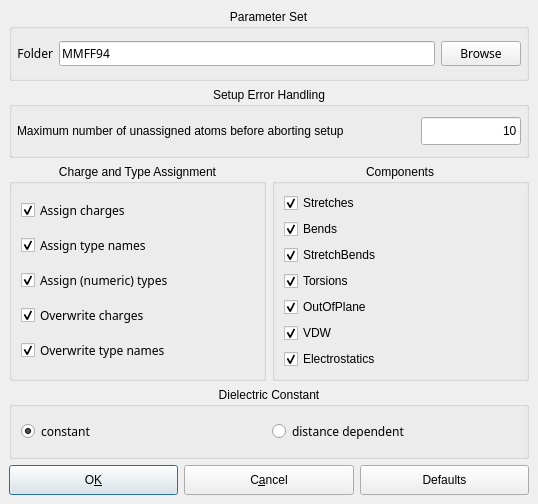
Above: source/VIEW/DIALOGS/MMFF94ConfigurationDialog.ui from BALL-Project/ball before the change. Below: the same form after it.
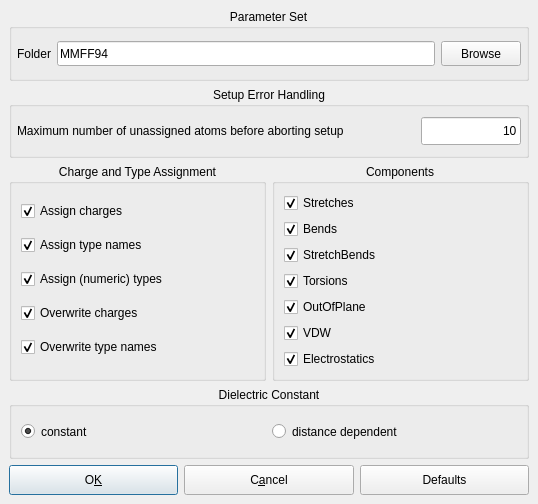
That is the form after the change.

Patch:
```diff
--- a/source/VIEW/DIALOGS/MMFF94ConfigurationDialog.ui
+++ b/source/VIEW/DIALOGS/MMFF94ConfigurationDialog.ui
@@ -68,17 +68,6 @@
           <height>0</height>
          </size>
         </property>
-        <property name="font" >
-         <font>
-          <family>Sans Serif</family>
-          <pointsize>9</pointsize>
-          <weight>50</weight>
-          <italic>false</italic>
-          <bold>false</bold>
-          <underline>false</underline>
-          <strikeout>false</strikeout>
-         </font>
-        </property>
         <property name="text" >
          <string>Assign charges</string>
         </property>
@@ -95,17 +84,6 @@
           <height>0</height>
          </size>
         </property>
-        <property name="font" >
-         <font>
-          <family>Sans Serif</family>
-          <pointsize>9</pointsize>
-          <weight>50</weight>
-          <italic>false</italic>
-          <bold>false</bold>
-          <underline>false</underline>
-          <strikeout>false</strikeout>
-         </font>
-        </property>
         <property name="text" >
          <string>Assign type names</string>
         </property>
@@ -122,17 +100,6 @@
           <height>0</height>
          </size>
         </property>
-        <property name="font" >
-         <font>
-          <family>Sans Serif</family>
-          <pointsize>9</pointsize>
-          <weight>50</weight>
-          <italic>false</italic>
-          <bold>false</bold>
-          <underline>false</underline>
-          <strikeout>false</strikeout>
-         </font>
-        </property>
         <property name="text" >
          <string>Assign (numeric) types</string>
         </property>
@@ -149,17 +116,6 @@
           <height>0</height>
          </size>
         </property>
-        <property name="font" >
-         <font>
-          <family>Sans Serif</family>
-          <pointsize>9</pointsize>
-          <weight>50</weight>
-          <italic>false</italic>
-          <bold>false</bold>
-          <underline>false</underline>
-          <strikeout>false</strikeout>
-         </font>
-        </property>
         <property name="text" >
          <string>Overwrite charges</string>
         </property>
@@ -176,17 +132,6 @@
           <height>0</height>
          </size>
         </property>
-        <property name="font" >
-         <font>
-          <family>Sans Serif</family>
-          <pointsize>9</pointsize>
-          <weight>50</weight>
-          <italic>false</italic>
-          <bold>false</bold>
-          <underline>false</underline>
-          <strikeout>false</strikeout>
-         </font>
-        </property>
         <property name="text" >
          <string>Overwrite type names</string>
         </property>
@@ -317,17 +262,6 @@
           <height>25</height>
          </size>
         </property>
-        <property name="font" >
-         <font>
-          <family>Sans Serif</family>
-          <pointsize>9</pointsize>
-          <weight>50</weight>
-          <italic>false</italic>
-          <bold>false</bold>
-          <underline>false</underline>
-          <strikeout>false</strikeout>
-         </font>
-        </property>
         <property name="focusPolicy" >
          <enum>Qt::NoFocus</enum>
         </property>
@@ -353,17 +287,6 @@
           <height>25</height>
          </size>
         </property>
-        <property name="font" >
-         <font>
-          <family>Sans Serif</family>
-          <pointsize>9</pointsize>
-          <weight>50</weight>
-          <italic>false</italic>
-          <bold>false</bold>
-          <underline>false</underline>
-          <strikeout>false</strikeout>
-         </font>
-        </property>
         <property name="focusPolicy" >
          <enum>Qt::StrongFocus</enum>
         </property>
@@ -392,17 +315,6 @@
           <height>25</height>
          </size>
         </property>
-        <property name="font" >
-         <font>
-          <family>Sans Serif</family>
-          <pointsize>9</pointsize>
-          <weight>50</weight>
-          <italic>false</italic>
-          <bold>false</bold>
-          <underline>false</underline>
-          <strikeout>false</strikeout>
-         </font>
-        </property>
         <property name="focusPolicy" >
          <enum>Qt::TabFocus</enum>
         </property>
@@ -629,17 +541,6 @@
           <height>32767</height>
          </size>
         </property>
-        <property name="font" >
-         <font>
-          <family>Sans Serif</family>
-          <pointsize>9</pointsize>
-          <weight>50</weight>
-          <italic>false</italic>
-          <bold>false</bold>
-          <underline>false</underline>
-          <strikeout>false</strikeout>
-         </font>
-        </property>
         <property name="text" >
          <string>constant</string>
         </property>
@@ -664,17 +565,6 @@
           <height>0</height>
          </size>
         </property>
-        <property name="font" >
-         <font>
-          <family>Sans Serif</family>
-          <pointsize>9</pointsize>
-          <weight>50</weight>
-          <italic>false</italic>
-          <bold>false</bold>
-          <underline>false</underline>
-          <strikeout>false</strikeout>
-         </font>
-        </property>
         <property name="text" >
          <string>distance dependent</string>
         </property>
```
